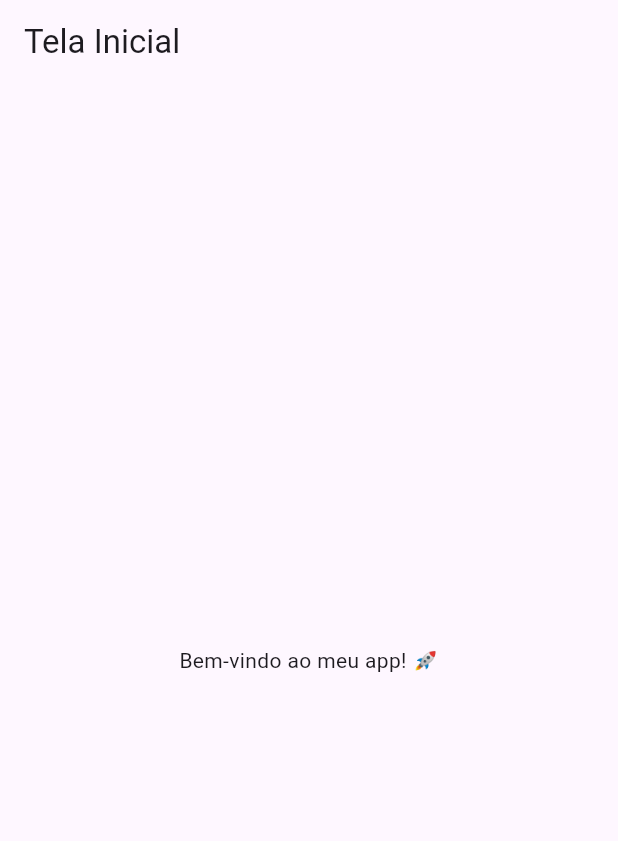
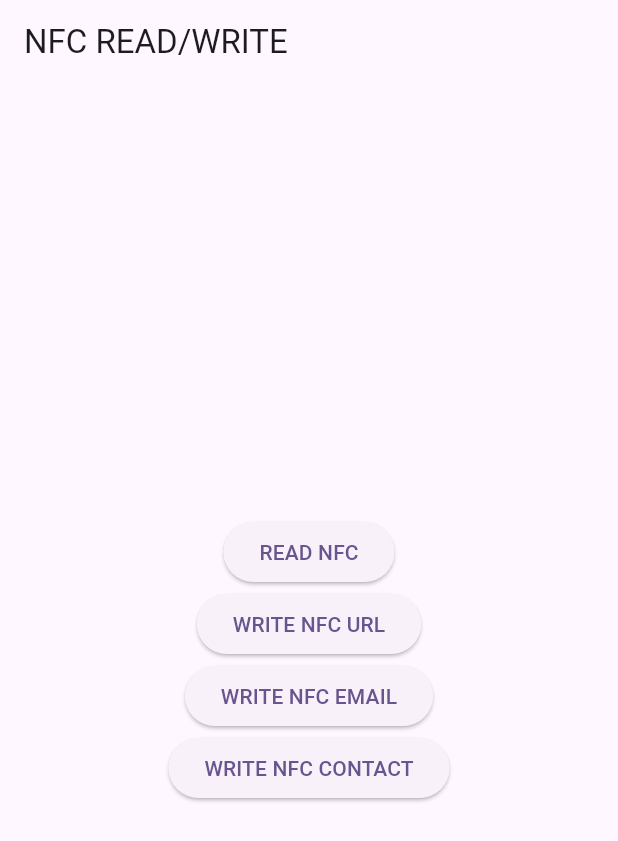
Before and after one commit to Dan-Nobre/NFCollege, a Flutter app: the screen it shows after launch, on a phone screen of 412 x 824 dp. Shown: the top 841 px of the screen. Run offline on Flutter 3.47's test engine with Material 3 defaults, Android fonts, the phone set to English and light mode, and no system bars; missing offline and left inert: nfc_manager.

Commit message:
nfc feat

```diff
--- a/lib/main.dart
+++ b/lib/main.dart
@@ -1,22 +1,23 @@
 import 'package:flutter/material.dart';
-import 'package:nfcollege/Features/InitialScreen/View/InitialScreen.dart';
+// import 'package:nfa/presentation/screen/read_write_nfc_screen.dart';
+import 'package:nfcollege/presentation/screen/read_write_nfc_screen.dart';
 
 void main() {
-  runApp(const MeuApp());
+  runApp(const MyApp());
 }
 
-class MeuApp extends StatelessWidget {
-  const MeuApp({super.key});
+class MyApp extends StatelessWidget {
+  const MyApp({super.key});
 
   @override
   Widget build(BuildContext context) {
     return MaterialApp(
-      debugShowCheckedModeBanner: false,
-      title: 'Meu App Flutter',
+      title: 'NFC MANAGER',
       theme: ThemeData(
-        primarySwatch: Colors.blue,
+        colorScheme: ColorScheme.fromSeed(seedColor: Colors.deepPurple),
+        useMaterial3: true,
       ),
-      home: const InitialScreen(),
+      home: const ReadWriteNFCScreen()
     );
   }
 }
--- /dev/null
+++ b/lib/presentation/screen/read_write_nfc_screen.dart
@@ -0,0 +1,80 @@
+import 'package:flutter/material.dart';
+// import 'package:nfa/core/notifier/nfc_notifier.dart';
+// import 'package:nfa/presentation/widgets/dialogs.dart';
+import 'package:nfcollege/core/notifier/nfc_notifier.dart';
+import 'package:nfcollege/presentation/widgets/dialogs.dart';
+import 'package:provider/provider.dart';
+
+class ReadWriteNFCScreen extends StatelessWidget {
+  const ReadWriteNFCScreen({super.key});
+
+  @override
+  Widget build(BuildContext context) {
+    return ChangeNotifierProvider(
+      create: (context) => NFCNotifier(),
+      child: Scaffold(
+        appBar: AppBar(
+          title: const Text("NFC READ/WRITE"),
+        ),
+        body: Builder(
+          builder: (BuildContext context) {
+            return Center(
+              child: Column(
+                mainAxisAlignment: MainAxisAlignment.center,
+                crossAxisAlignment: CrossAxisAlignment.center,
+                children: [
+                  ElevatedButton(
+                      onPressed: () {
+                        scanningDialog(context);
+                        Provider.of<NFCNotifier>(context, listen: false)
+                            .startNFCOperation(nfcOperation: NFCOperation.read);
+                      },
+                      child: const Text("READ NFC")),
+                  ElevatedButton(
+                      onPressed: () {
+                        scanningDialog(context);
+                        Provider.of<NFCNotifier>(context, listen: false)
+                            .startNFCOperation(
+                                nfcOperation: NFCOperation.write,
+                                dataType: "URL");
+                      },
+                      child: const Text("WRITE NFC URL")),
+                  ElevatedButton(
+                      onPressed: () {
+                        scanningDialog(context);
+                        Provider.of<NFCNotifier>(context, listen: false)
+                            .startNFCOperation(
+                                nfcOperation: NFCOperation.write,
+                                dataType: "MAIL");
+                      },
+                      child: const Text("WRITE NFC EMAIL")),
+                  ElevatedButton(
+                      onPressed: () {
+                        scanningDialog(context);
+                        Provider.of<NFCNotifier>(context, listen: false)
+                            .startNFCOperation(
+                                nfcOperation: NFCOperation.write,
+                                dataType: "CONTACT");
+                      },
+                      child: const Text("WRITE NFC CONTACT")),
+                  Consumer<NFCNotifier>(builder: (context, provider, _) {
+                    if (provider.isProcessing) {
+                      return const CircularProgressIndicator();
+                    }
+                    if (provider.message.isNotEmpty) {
+                      WidgetsBinding.instance.addPostFrameCallback((_) {
+                        Navigator.pop(context);
+                        showResultDialog(context, provider.message);
+                      });
+                    }
+                    return const SizedBox();
+                  }),
+                ],
+              ),
+            );
+          },
+        ),
+      ),
+    );
+  }
+}
--- a/pubspec.yaml
+++ b/pubspec.yaml
@@ -34,6 +34,8 @@
   # The following adds the Cupertino Icons font to your application.
   # Use with the CupertinoIcons class for iOS style icons.
   cupertino_icons: ^1.0.8
+  nfc_manager: ^3.5.0
+  provider: ^6.1.2
 
 dev_dependencies:
   flutter_test:
```
Also changed, not shown: lib/core/notifier/nfc_notifier.dart (added, +122 -0 lines), lib/presentation/widgets/dialogs.dart (added, +42 -0 lines), pubspec.lock, 2 other files.
